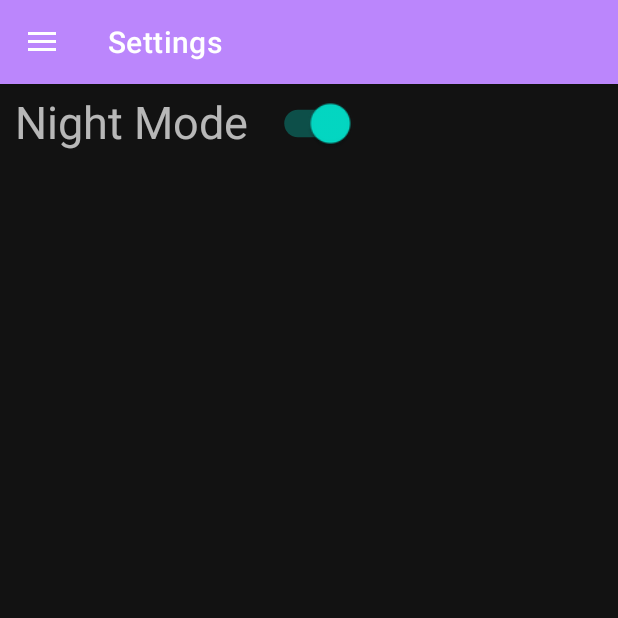
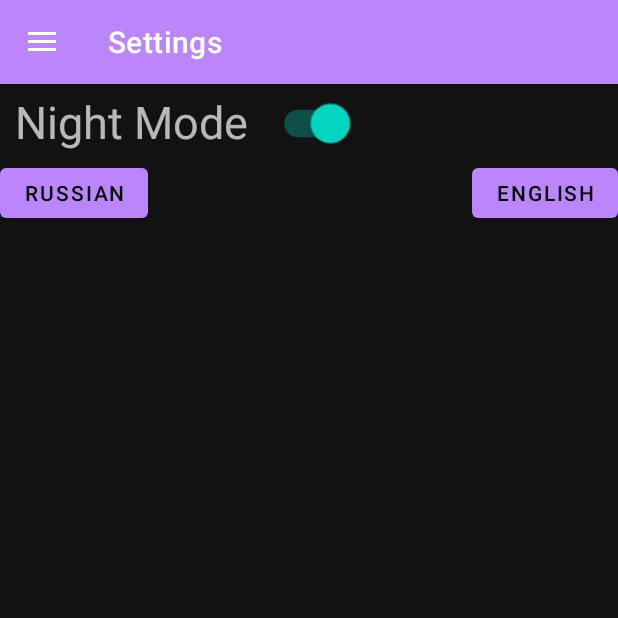
Before and after one commit to aptennn/greenhouse_android, an Android app: the screen it shows after launch (MainActivity), in the side drawer, after a tap on "Settings", on a phone screen of 412 x 824 dp, the top half of it. Run offline under Robolectric (Android 15) with nearby library versions, the phone set to English and light mode, and no system bars; our stand-ins replace navigation-ui; libraries missing offline, so code that uses them is left out: org.eclipse.paho; 18 statements that could not run were skipped.

Commit message:
language check support (eng, rus). starts with syslang

```diff
--- a/app/src/main/java/com/example/samsunghackathon2021/MainActivity.java
+++ b/app/src/main/java/com/example/samsunghackathon2021/MainActivity.java
@@ -2,6 +2,7 @@ package com.example.samsunghackathon2021;
 
 
 import android.app.Dialog;
+import android.content.Context;
 import android.content.SharedPreferences;
 import android.graphics.Color;
 import android.graphics.drawable.ColorDrawable;
@@ -34,6 +35,8 @@ public class MainActivity extends AppCompatActivity {
 
     private AppBarConfiguration mAppBarConfiguration;
     private ActivityMainBinding binding;
+    private  MyPreference myPreference;
+
 
 
 
@@ -65,6 +68,14 @@ public class MainActivity extends AppCompatActivity {
             AppCompatDelegate.setDefaultNightMode(AppCompatDelegate.MODE_NIGHT_NO);
             setTheme(R.style.stock);
         }
+
+    }
+    // загрузка языка
+    @Override
+    protected void attachBaseContext(Context newBase) {
+        myPreference = new MyPreference(newBase);
+        String lang = myPreference.getLoginCount();
+        super.attachBaseContext(MyContextWrapper.wrap(newBase, lang));
 
     }
 
--- /dev/null
+++ b/app/src/main/java/com/example/samsunghackathon2021/MyContextWrapper.java
@@ -0,0 +1,64 @@
+package com.example.samsunghackathon2021;
+
+import android.annotation.TargetApi;
+import android.content.Context;
+import android.content.ContextWrapper;
+import android.content.res.Configuration;
+import android.os.Build;
+
+import java.util.Locale;
+
+import kotlin.Suppress;
+// работа с контекстом для локализации
+public class MyContextWrapper extends ContextWrapper {
+    public MyContextWrapper(Context base) {
+        super(base);
+    }
+
+
+    @Suppress(names = "DEPRECATION")
+    public static MyContextWrapper wrap(Context ctx, String language){
+        Context context = ctx;
+        Configuration config = context.getResources().getConfiguration();
+        Locale sysLocale;
+        if(Build.VERSION.SDK_INT >= Build.VERSION_CODES.N){
+            sysLocale = getSystemLocale(config);
+
+        }else{
+            sysLocale = getSystemLocaleLegacy(config); }
+        if (language != "" && sysLocale.getLanguage() != language) {
+            Locale locale = new Locale(language);
+            Locale.setDefault(locale);
+            if (Build.VERSION.SDK_INT >= Build.VERSION_CODES.N) {
+                setSystemLocale(config, locale);
+            } else {
+                setSystemLocaleLegacy(config, locale);
+            }
+
+        }
+        if (Build.VERSION.SDK_INT >= Build.VERSION_CODES.JELLY_BEAN_MR1) {
+            context = context.createConfigurationContext(config);
+        } else {
+            context.getResources().updateConfiguration(config, context.getResources().getDisplayMetrics());
+        }
+        return new MyContextWrapper(context);
+    }
+    @Suppress(names = "DEPRECATION")
+    private static Locale getSystemLocaleLegacy(Configuration config){
+        return config.locale;
+    }
+    @TargetApi(Build.VERSION_CODES.N)
+    public static Locale getSystemLocale(Configuration config){
+        return config.getLocales().get(0);
+    }
+    @Suppress(names = "DEPRECATION")
+    private static void setSystemLocaleLegacy(Configuration config, Locale locale){
+        config.locale = locale;
+    }
+    @TargetApi(Build.VERSION_CODES.N)
+    public static void setSystemLocale(Configuration config, Locale locale){
+        config.setLocale(locale);
+    }
+
+
+}
--- /dev/null
+++ b/app/src/main/java/com/example/samsunghackathon2021/MyPreference.java
@@ -0,0 +1,26 @@
+package com.example.samsunghackathon2021;
+import android.content.Context;
+import android.content.SharedPreferences;
+
+import java.util.Locale;
+// класс для сохранения языка в Shared Preference
+public class MyPreference {
+    private final SharedPreferences preference;
+    Context context;
+    public MyPreference(Context context) {
+        this.context = context;
+        preference = context.getSharedPreferences("SharedPreferenceExample", Context.MODE_PRIVATE);
+    }
+
+    String SYSLANG = Locale.getDefault().getLanguage();
+    public String getLoginCount(){
+        return preference.getString("Language",SYSLANG);
+    }
+    public void setLoginCount(String Language){
+        SharedPreferences.Editor editor = preference.edit();
+        editor.putString("Language", Language);
+        editor.apply();
+    }
+
+
+}
--- a/app/src/main/java/com/example/samsunghackathon2021/ui/settings/Settings.java
+++ b/app/src/main/java/com/example/samsunghackathon2021/ui/settings/Settings.java
@@ -15,14 +15,18 @@ import androidx.appcompat.app.AppCompatDelegate;
 import androidx.fragment.app.Fragment;
 
 import com.example.samsunghackathon2021.MainActivity;
+import com.example.samsunghackathon2021.MyPreference;
 import com.example.samsunghackathon2021.R;
 
 import org.jetbrains.annotations.NotNull;
 
 import static android.content.Context.MODE_PRIVATE;
 
+import java.util.Objects;
+
 
 public class Settings extends Fragment {
+    MyPreference myPreference;
     @Nullable
     @org.jetbrains.annotations.Nullable
     @Override
@@ -30,7 +34,6 @@ public class Settings extends Fragment {
     public View onCreateView(@NonNull @NotNull LayoutInflater inflater, @Nullable @org.jetbrains.annotations.Nullable ViewGroup container, @Nullable @org.jetbrains.annotations.Nullable Bundle savedInstanceState) {
 
         View view = inflater.inflate(R.layout.fragment_settings, container, false);
-
 
 
         Switch switchBlinkPin13 = (Switch) view.findViewById(R.id.action_switch);
@@ -53,6 +56,30 @@ public class Settings extends Fragment {
                 }
             }
         });
+        // выбор языков
+        myPreference = new MyPreference(requireActivity());
+        view.findViewById(R.id.button_rus).setOnClickListener(new View.OnClickListener() {
+            @Override
+            public void onClick(View v) {
+
+                myPreference.setLoginCount("ru");
+                Intent intent = new Intent(getActivity(), MainActivity.class);
+                intent.setFlags(Intent.FLAG_ACTIVITY_CLEAR_TOP);
+                startActivity(intent);
+
+            }
+        });
+
+        view.findViewById(R.id.button_eng).setOnClickListener(new View.OnClickListener() {
+            @Override
+            public void onClick(View v) {
+
+                myPreference.setLoginCount("en");
+                Intent intent = new Intent(getActivity(), MainActivity.class);
+                intent.setFlags(Intent.FLAG_ACTIVITY_CLEAR_TOP);
+                startActivity(intent);
+            }
+        });
 
         return view;
     }
--- a/app/src/main/res/layout/fragment_settings.xml
+++ b/app/src/main/res/layout/fragment_settings.xml
@@ -1,7 +1,9 @@
 <?xml version="1.0" encoding="utf-8"?>
 <LinearLayout xmlns:android="http://schemas.android.com/apk/res/android"
+    xmlns:tools="http://schemas.android.com/tools"
     android:layout_width="match_parent"
     android:layout_height="match_parent"
+    xmlns:app="http://schemas.android.com/apk/res-auto"
     android:orientation="vertical">
     <LinearLayout
         android:layout_width="match_parent"
@@ -23,8 +25,27 @@
             android:scaleX="1.3"
             android:scaleY="1.3"
             android:switchMinWidth="45dp"
-            android:padding="6dp"/>
-
+            android:padding="6dp"
+            tools:ignore="UseSwitchCompatOrMaterialXml" />
     </LinearLayout>
+    <androidx.constraintlayout.widget.ConstraintLayout
+        android:layout_width="match_parent"
+        android:layout_height="wrap_content"
+        android:orientation="horizontal">
+        <Button
+            android:layout_width="wrap_content"
+            android:layout_height="45dp"
+            app:layout_constraintLeft_toLeftOf="parent"
+            android:id="@+id/button_rus"
+            android:text="Russian"
+            tools:ignore="MissingConstraints" />
+        <Button
+            android:layout_width="wrap_content"
+            android:layout_height="45dp"
+            app:layout_constraintRight_toRightOf="parent"
+            android:id="@+id/button_eng"
+            android:text="English"
+            tools:ignore="MissingConstraints" />
+    </androidx.constraintlayout.widget.ConstraintLayout>
 
 </LinearLayout>
```
Also changed, not shown: 2 other files.
